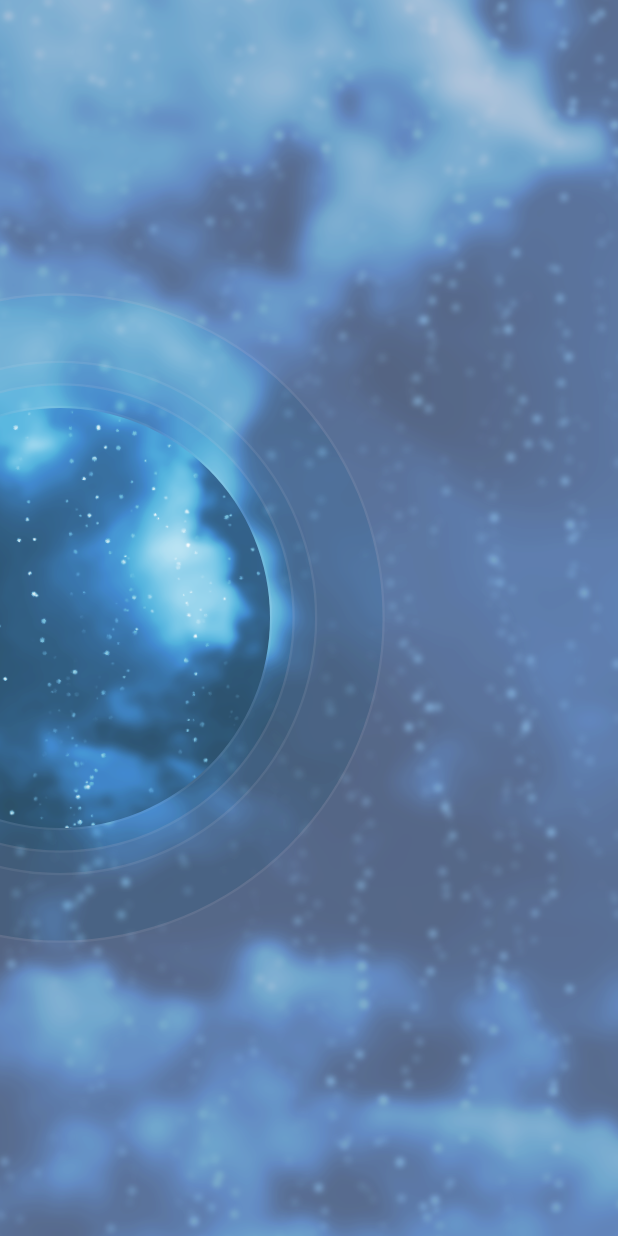
After one commit to Sheikhsoft/flutter_ui_challenge_weather, a Flutter app: the screen it shows after launch, on a phone screen of 412 x 824 dp. The commit adds this screen. Run offline on Flutter 3.47's test engine with Material 2 defaults, Android fonts, the phone set to English and light mode, and no system bars.

Commit message:
Extracted background to background_with_rings.dart

```diff
--- /dev/null
+++ b/lib/forecast/background/background_with_rings.dart
@@ -0,0 +1,172 @@
+import 'package:flutter/material.dart';
+import 'package:meta/meta.dart';
+
+class BackgroundWithRings extends StatelessWidget {
+
+  final ImageProvider rawBackground;
+  final ImageProvider frostedBackground;
+  final double seeThruCircleRadius;
+  final Offset seeThruCircleOffset;
+
+  BackgroundWithRings({
+    @required this.rawBackground,
+    @required this.frostedBackground,
+    @required this.seeThruCircleRadius,
+    @required this.seeThruCircleOffset,
+  });
+
+  @override
+  Widget build(BuildContext context) {
+    return new Stack(
+      fit: StackFit.expand,
+      children: <Widget>[
+        // Blurry background.
+        new Image(
+          image: frostedBackground,
+          fit: BoxFit.cover,
+        ),
+
+        // Crisp background that is masked to a small circle on the left.
+        new ClipOval(
+          clipper: new CircleClipper(
+            radius: seeThruCircleRadius,
+            offset: seeThruCircleOffset,
+          ),
+          child: new Image(
+            image: rawBackground,
+            fit: BoxFit.cover,
+          ),
+        ),
+
+        // Translucent overlay painted on top of background with rings.
+        new CustomPaint(
+          painter: new WhiteCircleCutoutPainter(
+            centerOffset: seeThruCircleOffset,
+            circles: [
+              new Circle(radius: seeThruCircleRadius, alpha: 0x10),
+              new Circle(radius: seeThruCircleRadius + 15.0, alpha: 0x28),
+              new Circle(radius: seeThruCircleRadius + 30.0, alpha: 0x38),
+              new Circle(radius: seeThruCircleRadius + 75.0, alpha: 0x50),
+            ],
+          ),
+          child: new Container(),
+        ),
+      ],
+    );
+  }
+}
+
+class CircleClipper extends CustomClipper<Rect> {
+
+  final double radius;
+  final Offset offset;
+
+  CircleClipper({
+    this.radius,
+    this.offset = const Offset(0.0, 0.0),
+  });
+
+  @override
+  Rect getClip(Size size) {
+    return new Rect.fromCircle(
+      center: new Offset(0.0, size.height / 2) + offset,
+      radius: radius,
+    );
+  }
+
+  @override
+  bool shouldReclip(CustomClipper<Rect> oldClipper) {
+    return true;
+  }
+
+}
+
+class WhiteCircleCutoutPainter extends CustomPainter {
+
+  final Color overlayColor = const Color(0xFFAA88AA);
+
+  final List<Circle> circles;
+  final Offset centerOffset;
+  final Paint whitePaint;
+  final Paint borderPaint;
+
+  WhiteCircleCutoutPainter({
+    this.circles = const [],
+    this.centerOffset = const Offset(0.0, 0.0),
+  }) : whitePaint = new Paint(),
+        borderPaint = new Paint() {
+    borderPaint
+      ..color = const Color(0x10FFFFFF)
+      ..style = PaintingStyle.stroke
+      ..strokeWidth = 3.0;
+  }
+
+  @override
+  void paint(Canvas canvas, Size size) {
+    for (var i = 1; i < circles.length; ++i) {
+      _maskCircle(canvas, size, circles[i - 1].radius);
+
+      whitePaint.color = overlayColor.withAlpha(circles[i-1].alpha);
+
+      // Fill circle
+      canvas.drawCircle(
+        new Offset(0.0, size.height / 2) + centerOffset,
+        circles[i].radius,
+        whitePaint,
+      );
+
+      // Draw circle bevel
+      canvas.drawCircle(
+        new Offset(0.0, size.height / 2) + centerOffset,
+        circles[i - 1].radius,
+        borderPaint,
+      );
+    }
+
+    // Mask the area of the final circle
+    _maskCircle(canvas, size, circles.last.radius);
+
+    // Draw an overlay that fills the rest of the screen.
+    whitePaint.color = overlayColor.withAlpha(circles.last.alpha);
+    canvas.drawRect(
+        new Rect.fromLTWH(0.0, 0.0, size.width, size.height),
+        whitePaint
+    );
+
+    // Draw the bevel for the final circle.
+    canvas.drawCircle(
+        new Offset(0.0, size.height / 2) + centerOffset,
+        circles.last.radius,
+        borderPaint
+    );
+  }
+
+  _maskCircle(Canvas canvas, Size size, double radius) {
+    Path clippedCircle = new Path();
+    clippedCircle.fillType = PathFillType.evenOdd;
+    clippedCircle.addRect(new Rect.fromLTWH(0.0, 0.0, size.width, size.height));
+    clippedCircle.addOval(
+      new Rect.fromCircle(
+        center: new Offset(0.0, size.height / 2) + centerOffset,
+        radius: radius,
+      ),
+    );
+    canvas.clipPath(clippedCircle);
+  }
+
+  @override
+  bool shouldRepaint(CustomPainter oldDelegate) {
+    return true;
+  }
+
+}
+
+class Circle {
+  final double radius;
+  final int alpha;
+
+  Circle({
+    this.radius,
+    this.alpha = 0xFF,
+  });
+}
```
Also changed, not shown: lib/main.dart (+7 -147 lines).
